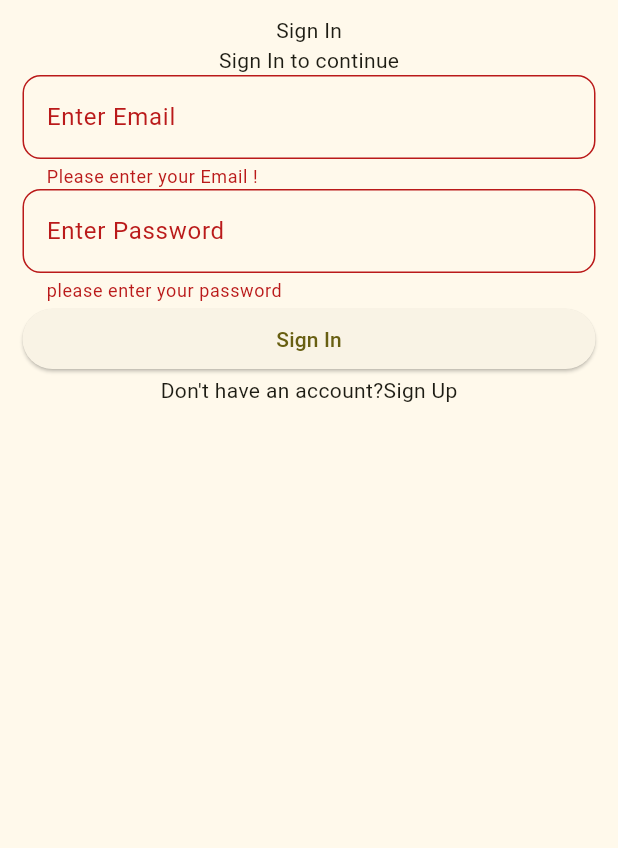
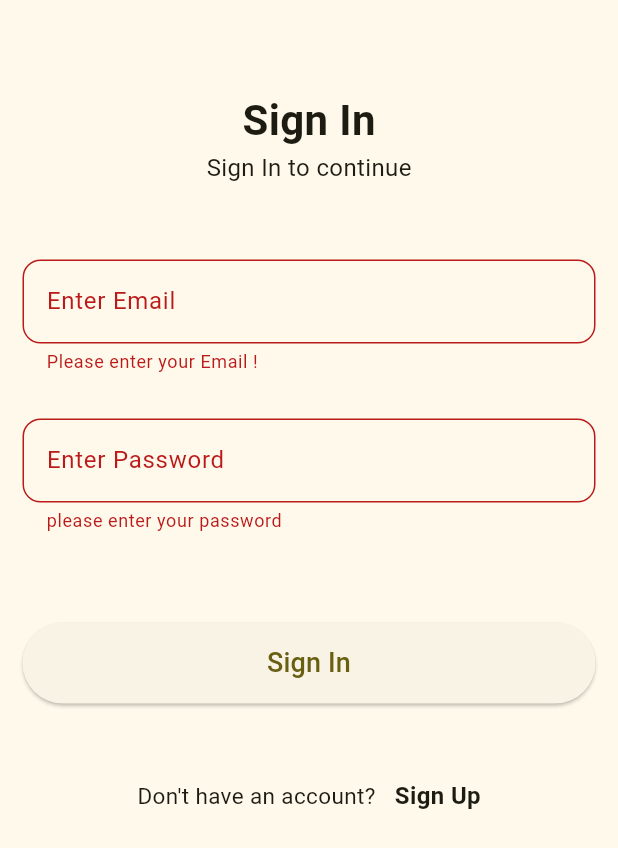
Before and after one commit to Rahul-Sharma-Github/Notes-App, a Flutter app: the screen it shows after launch, after a tap on "Sign In", on a phone screen of 412 x 824 dp. Shown: the top 848 px of the screen. Run offline on Flutter 3.47's test engine with Material 2 defaults, Android fonts, the phone set to English and light mode, and no system bars; our stand-ins replace cloud_firestore, device_preview, firebase_auth, firebase_core, get; accounts and stored records are empty.

Commit message:
Login Page Completed

```diff
--- a/lib/Pages/login/login_page.dart
+++ b/lib/Pages/login/login_page.dart
@@ -27,18 +27,31 @@ class LogInPage extends StatelessWidget {
               crossAxisAlignment: CrossAxisAlignment.stretch,
               mainAxisSize: MainAxisSize.min,
               children: [
+                const SizedBox(height: 50),
                 const Row(
                   mainAxisAlignment: MainAxisAlignment.center,
                   children: [
-                    Text('Sign In'),
+                    Text(
+                      'Sign In',
+                      style: TextStyle(
+                        fontSize: 28,
+                        fontWeight: FontWeight.bold,
+                      ),
+                    ),
                   ],
                 ),
                 const Row(
                   mainAxisAlignment: MainAxisAlignment.center,
                   children: [
-                    Text('Sign In to continue'),
+                    Text(
+                      'Sign In to continue',
+                      style: TextStyle(
+                        fontSize: 16,
+                      ),
+                    ),
                   ],
                 ),
+                const SizedBox(height: 50),
                 Form(
                   key: formKeySignIn,
                   child: Column(
@@ -62,6 +75,7 @@ class LogInPage extends StatelessWidget {
                           return null;
                         },
                       ),
+                      const SizedBox(height: 30),
                       TextFormField(
                         controller: passwordController,
                         decoration: InputDecoration(
@@ -79,7 +93,12 @@ class LogInPage extends StatelessWidget {
                           return null;
                         },
                       ),
+                      const SizedBox(height: 60),
                       ElevatedButton(
+                        style: ButtonStyle(
+                          padding: MaterialStateProperty.all(
+                              const EdgeInsets.symmetric(vertical: 14)),
+                        ),
                         onPressed: () {
                           if (formKeySignIn.currentState!.validate()) {
                             // Saving Current State of Form
@@ -95,23 +114,37 @@ class LogInPage extends StatelessWidget {
                                 emailAddress, password);
                           }
                         },
-                        child: const Text('Sign In'),
+                        child: const Text(
+                          'Sign In',
+                          style: TextStyle(fontSize: 18),
+                        ),
                       ),
                     ],
                   ),
                 ),
+                const SizedBox(height: 50),
                 Row(
                   mainAxisAlignment: MainAxisAlignment.center,
                   children: [
-                    const Text('Don\'t have an account?'),
+                    const Text(
+                      'Don\'t have an account?',
+                      style: TextStyle(fontSize: 15),
+                    ),
                     InkWell(
-                      child: const Text('Sign Up'),
+                      child: const Text(
+                        '   Sign Up',
+                        style: TextStyle(
+                          fontSize: 16,
+                          fontWeight: FontWeight.bold,
+                        ),
+                      ),
                       onTap: () {
                         Get.to(() => const SignUpPage());
                       },
                     ),
                   ],
                 ),
+                const SizedBox(height: 50),
               ],
             ),
           ),
--- a/lib/main.dart
+++ b/lib/main.dart
@@ -19,6 +19,9 @@ import 'package:note_taking_app/Pages/home/home_page.dart';
 // Auth_controller
 import 'Authentication_Services/auth_controller.dart';
 
+// Device Preview
+import 'package:device_preview/device_preview.dart';
+
 // it will initialize our Flutter Firebase app before starting the App
 
 Future<void> main() async {
@@ -26,7 +29,15 @@ Future<void> main() async {
   await Firebase.initializeApp(
     options: DefaultFirebaseOptions.currentPlatform,
   );
-  runApp(MyApp());
+  runApp(
+    DevicePreview(
+      enabled: true,
+      tools: const [
+        ...DevicePreview.defaultTools,
+      ],
+      builder: (context) => MyApp(), // Wrap your app
+    ),
+  );
 }
 
 class MyApp extends StatelessWidget {
@@ -38,6 +49,9 @@ class MyApp extends StatelessWidget {
   Widget build(BuildContext context) {
     // using GetMaterialApp for GetX functionality
     return GetMaterialApp(
+      useInheritedMediaQuery: true,
+      locale: DevicePreview.locale(context),
+      builder: DevicePreview.appBuilder,
       debugShowCheckedModeBanner: false,
       title: 'Notes App',
       theme: ThemeData(
--- a/pubspec.yaml
+++ b/pubspec.yaml
@@ -39,7 +39,9 @@ dependencies:
   firebase_core: ^2.15.0
   firebase_auth: ^4.7.2
   cloud_firestore: ^4.8.4
-  intl: ^0.18.1
+  intl: ^0.18.0
+  device_preview: ^1.1.0
+
 
 dev_dependencies:
   flutter_test:
```
Also changed, not shown: pubspec.lock, 1 other file.
